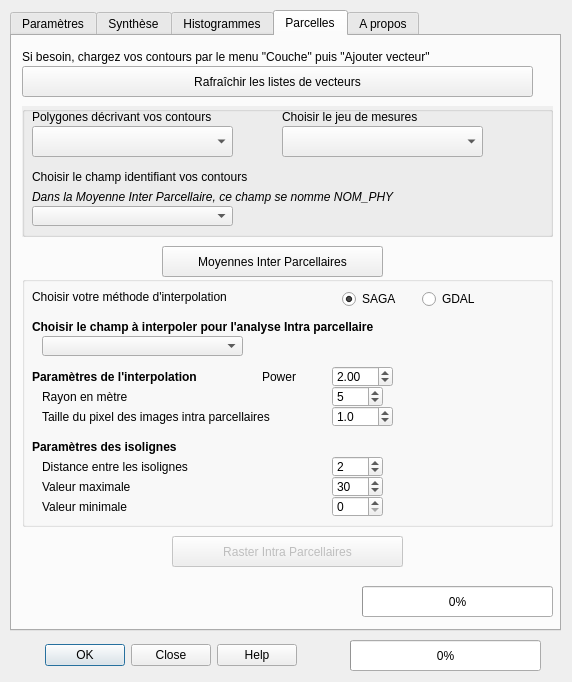
Old version of the form Physiocap_dialog_base.ui in the repository jhemmi/QgisPhysiocapPlugin.
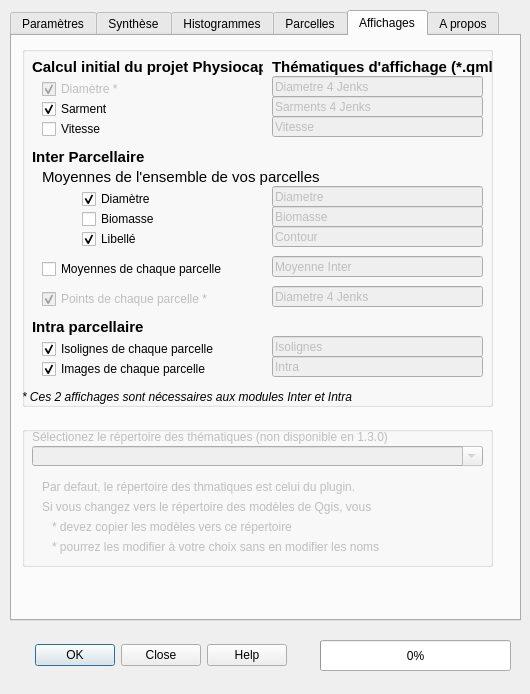
New version of the form. The open tabs and pages were chosen to show the change.

Commit message: 1.3.0b Intra

The edit to the form file:
```diff
--- a/Physiocap_dialog_base.ui
+++ b/Physiocap_dialog_base.ui
@@ -6,8 +6,8 @@
    <rect>
     <x>0</x>
     <y>0</y>
-    <width>572</width>
-    <height>682</height>
+    <width>530</width>
+    <height>694</height>
    </rect>
   </property>
   <property name="windowTitle">
@@ -16,7 +16,7 @@
   <widget class="QDialogButtonBox" name="buttonBox">
    <property name="geometry">
     <rect>
-     <x>20</x>
+     <x>10</x>
      <y>640</y>
      <width>301</width>
      <height>31</height>
@@ -40,8 +40,8 @@
     <rect>
      <x>10</x>
      <y>10</y>
-     <width>551</width>
-     <height>621</height>
+     <width>511</width>
+     <height>611</height>
     </rect>
    </property>
    <property name="toolTip">
@@ -790,7 +790,7 @@
       <rect>
        <x>10</x>
        <y>70</y>
-       <width>531</width>
+       <width>481</width>
        <height>131</height>
       </rect>
      </property>
@@ -847,7 +847,7 @@
        <rect>
         <x>260</x>
         <y>0</y>
-        <width>271</width>
+        <width>201</width>
         <height>21</height>
        </rect>
       </property>
@@ -911,7 +911,7 @@
       <rect>
        <x>10</x>
        <y>30</y>
-       <width>511</width>
+       <width>451</width>
        <height>31</height>
       </rect>
      </property>
@@ -927,7 +927,7 @@
       <rect>
        <x>10</x>
        <y>10</y>
-       <width>521</width>
+       <width>501</width>
        <height>21</height>
       </rect>
      </property>
@@ -938,8 +938,8 @@
     <widget class="QPushButton" name="ButtonInter">
      <property name="geometry">
       <rect>
-       <x>150</x>
-       <y>210</y>
+       <x>260</x>
+       <y>200</y>
        <width>221</width>
        <height>31</height>
       </rect>
@@ -985,7 +985,7 @@
       <bool>true</bool>
      </property>
      <property name="text">
-      <string>Moyennes Inter Parcellaires</string>
+      <string>Moyennes Inter Parcellaire</string>
      </property>
     </widget>
     <widget class="QGroupBox" name="groupBoxIntra">
@@ -994,10 +994,10 @@
      </property>
      <property name="geometry">
       <rect>
-       <x>10</x>
+       <x>0</x>
        <y>240</y>
-       <width>531</width>
-       <height>251</height>
+       <width>481</width>
+       <height>261</height>
       </rect>
      </property>
      <property name="styleSheet">
@@ -1079,8 +1079,8 @@
      <widget class="QLabel" name="lab_82">
       <property name="geometry">
        <rect>
-        <x>20</x>
-        <y>200</y>
+        <x>310</x>
+        <y>180</y>
         <width>161</width>
         <height>21</height>
        </rect>
@@ -1111,9 +1111,9 @@
      <widget class="QSpinBox" name="spinBoxIsoMax">
       <property name="geometry">
        <rect>
-        <x>310</x>
+        <x>330</x>
         <y>200</y>
-        <width>51</width>
+        <width>71</width>
         <height>21</height>
        </rect>
       </property>
@@ -1121,7 +1121,7 @@
        <number>5</number>
       </property>
       <property name="maximum">
-       <number>1500</number>
+       <number>3000</number>
       </property>
       <property name="singleStep">
        <number>1</number>
@@ -1133,36 +1133,14 @@
      <widget class="QLabel" name="lab_83">
       <property name="geometry">
        <rect>
-        <x>20</x>
-        <y>180</y>
-        <width>211</width>
+        <x>10</x>
+        <y>230</y>
+        <width>261</width>
         <height>21</height>
        </rect>
       </property>
       <property name="text">
-       <string>Distance entre les isolignes</string>
-      </property>
-     </widget>
-     <widget class="QSpinBox" name="spinBoxIntervalles">
-      <property name="geometry">
-       <rect>
-        <x>310</x>
-        <y>180</y>
-        <width>51</width>
-        <height>21</height>
-       </rect>
-      </property>
-      <property name="minimum">
-       <number>0</number>
-      </property>
-      <property name="maximum">
-       <number>500</number>
-      </property>
-      <property name="singleStep">
-       <number>1</number>
-      </property>
-      <property name="value">
-       <number>2</number>
+       <string>Calcul de la distance entre les isolignes</string>
       </property>
      </widget>
      <widget class="QLabel" name="lab_70">
@@ -1201,6 +1179,9 @@
       </property>
      </widget>
      <widget class="QDoubleSpinBox" name="spinBoxPower">
+      <property name="enabled">
+       <bool>false</bool>
+      </property>
       <property name="geometry">
        <rect>
         <x>310</x>
@@ -1226,6 +1207,9 @@
       </property>
      </widget>
      <widget class="QLabel" name="lab_78">
+      <property name="enabled">
+       <bool>false</bool>
+      </property>
       <property name="geometry">
        <rect>
         <x>240</x>
@@ -1308,9 +1292,9 @@
      <widget class="QLabel" name="lab_81">
       <property name="geometry">
        <rect>
-        <x>20</x>
-        <y>220</y>
-        <width>161</width>
+        <x>10</x>
+        <y>180</y>
+        <width>111</width>
         <height>21</height>
        </rect>
       </property>
@@ -1321,8 +1305,43 @@
      <widget class="QSpinBox" name="spinBoxIsoMin">
       <property name="geometry">
        <rect>
-        <x>310</x>
-        <y>220</y>
+        <x>40</x>
+        <y>200</y>
+        <width>61</width>
+        <height>21</height>
+       </rect>
+      </property>
+      <property name="minimum">
+       <number>0</number>
+      </property>
+      <property name="maximum">
+       <number>500</number>
+      </property>
+      <property name="singleStep">
+       <number>1</number>
+      </property>
+      <property name="value">
+       <number>5</number>
+      </property>
+     </widget>
+     <widget class="QLabel" name="lab_82">
+      <property name="geometry">
+       <rect>
+        <x>140</x>
+        <y>180</y>
+        <width>211</width>
+        <height>21</height>
+       </rect>
+      </property>
+      <property name="text">
+       <string>Nombre d' isolignes</string>
+      </property>
+     </widget>
+     <widget class="QSpinBox" name="spinBoxNombreIso">
+      <property name="geometry">
+       <rect>
+        <x>180</x>
+        <y>200</y>
         <width>51</width>
         <height>21</height>
        </rect>
@@ -1331,13 +1350,42 @@
        <number>0</number>
       </property>
       <property name="maximum">
-       <number>5</number>
+       <number>10</number>
       </property>
       <property name="singleStep">
        <number>1</number>
       </property>
       <property name="value">
-       <number>0</number>
+       <number>5</number>
+      </property>
+     </widget>
+     <widget class="QLineEdit" name="lineEditDistanceIso">
+      <property name="enabled">
+       <bool>true</bool>
+      </property>
+      <property name="geometry">
+       <rect>
+        <x>290</x>
+        <y>230</y>
+        <width>91</width>
+        <height>28</height>
+       </rect>
+      </property>
+      <property name="font">
+       <font>
+        <pointsize>12</pointsize>
+        <weight>75</weight>
+        <bold>true</bold>
+       </font>
+      </property>
+      <property name="inputMethodHints">
+       <set>Qt::ImhDialableCharactersOnly</set>
+      </property>
+      <property name="maxLength">
+       <number>50</number>
+      </property>
+      <property name="dragEnabled">
+       <bool>true</bool>
       </property>
      </widget>
     </widget>
@@ -1347,9 +1395,9 @@
      </property>
      <property name="geometry">
       <rect>
-       <x>160</x>
-       <y>500</y>
-       <width>231</width>
+       <x>260</x>
+       <y>510</y>
+       <width>221</width>
        <height>31</height>
       </rect>
      </property>
@@ -1394,21 +1442,726 @@
       <bool>true</bool>
      </property>
      <property name="text">
-      <string>Raster Intra Parcellaires</string>
+      <string>Images Intra Parcellaire</string>
      </property>
     </widget>
-    <widget class="QProgressBar" name="progressBarParcelle">
+   </widget>
+   <widget class="QWidget" name="tabAffichages">
+    <attribute name="title">
+     <string>Affichages</string>
+    </attribute>
+    <widget class="QGroupBox" name="groupBoxAffichages">
      <property name="geometry">
       <rect>
-       <x>350</x>
-       <y>550</y>
-       <width>191</width>
-       <height>31</height>
+       <x>10</x>
+       <y>10</y>
+       <width>471</width>
+       <height>361</height>
       </rect>
      </property>
-     <property name="value">
-      <number>0</number>
+     <property name="title">
+      <string/>
      </property>
+     <widget class="QCheckBox" name="checkBoxDiametre">
+      <property name="enabled">
+       <bool>false</bool>
+      </property>
+      <property name="geometry">
+       <rect>
+        <x>20</x>
+        <y>30</y>
+        <width>151</width>
+        <height>26</height>
+       </rect>
+      </property>
+      <property name="text">
+       <string>Diamètre *</string>
+      </property>
+      <property name="checked">
+       <bool>true</bool>
+      </property>
+     </widget>
+     <widget class="QLabel" name="label_200">
+      <property name="geometry">
+       <rect>
+        <x>10</x>
+        <y>10</y>
+        <width>231</width>
+        <height>21</height>
+       </rect>
+      </property>
+      <property name="font">
+       <font>
+        <pointsize>11</pointsize>
+        <weight>75</weight>
+        <bold>true</bold>
+       </font>
+      </property>
+      <property name="text">
+       <string>Calcul initial du projet Physiocap</string>
+      </property>
+     </widget>
+     <widget class="QLineEdit" name="lineEditThematiqueDiametre">
+      <property name="enabled">
+       <bool>false</bool>
+      </property>
+      <property name="geometry">
+       <rect>
+        <x>250</x>
+        <y>30</y>
+        <width>211</width>
+        <height>21</height>
+       </rect>
+      </property>
+      <property name="font">
+       <font>
+        <pointsize>9</pointsize>
+       </font>
+      </property>
+      <property name="inputMethodHints">
+       <set>Qt::ImhDialableCharactersOnly</set>
+      </property>
+      <property name="text">
+       <string>Diametre 4 Jenks</string>
+      </property>
+      <property name="maxLength">
+       <number>50</number>
+      </property>
+      <property name="dragEnabled">
+       <bool>true</bool>
+      </property>
+     </widget>
+     <widget class="QCheckBox" name="checkBoxSarment">
+      <property name="geometry">
+       <rect>
+        <x>20</x>
+        <y>50</y>
+        <width>151</width>
+        <height>26</height>
+       </rect>
+      </property>
+      <property name="text">
+       <string>Sarment</string>
+      </property>
+      <property name="checked">
+       <bool>true</bool>
+      </property>
+     </widget>
+     <widget class="QCheckBox" name="checkBoxVitesse">
+      <property name="geometry">
+       <rect>
+        <x>20</x>
+        <y>70</y>
+        <width>151</width>
+        <height>26</height>
+       </rect>
+      </property>
+      <property name="text">
+       <string>Vitesse</string>
+      </property>
+     </widget>
+     <widget class="QLabel" name="label_201">
+      <property name="geometry">
+       <rect>
+        <x>250</x>
+        <y>10</y>
+        <width>231</width>
+        <height>21</height>
+       </rect>
+      </property>
+      <property name="font">
+       <font>
+        <pointsize>11</pointsize>
+        <weight>75</weight>
+        <bold>true</bold>
+       </font>
+      </property>
+      <property name="text">
+       <string>Thématiques d'affichage (*.qml)</string>
+      </property>
+     </widget>
+     <widget class="QLineEdit" name="lineEditThematiqueSarment">
+      <property name="enabled">
+       <bool>false</bool>
+      </property>
+      <property name="geometry">
+       <rect>
+        <x>250</x>
+        <y>50</y>
+        <width>211</width>
+        <height>21</height>
+       </rect>
+      </property>
+      <property name="font">
+       <font>
+        <pointsize>9</pointsize>
+       </font>
+      </property>
+      <property name="inputMethodHints">
+       <set>Qt::ImhDialableCharactersOnly</set>
+      </property>
+      <property name="text">
+       <string>Sarments 4 Jenks</string>
+      </property>
+      <property name="maxLength">
+       <number>50</number>
+      </property>
+      <property name="dragEnabled">
+       <bool>true</bool>
+      </property>
+     </widget>
+     <widget class="QLineEdit" name="lineEditThematiqueVitesse">
+      <property name="enabled">
+       <bool>false</bool>
+      </property>
+      <property name="geometry">
+       <rect>
+        <x>250</x>
+        <y>70</y>
+        <width>211</width>
+        <height>21</height>
+       </rect>
+      </property>
+      <property name="font">
+       <font>
+        <pointsize>9</pointsize>
+       </font>
+      </property>
+      <property name="inputMethodHints">
+       <set>Qt::ImhDialableCharactersOnly</set>
+      </property>
+      <property name="text">
+       <string>Vitesse</string>
+      </property>
+      <property name="maxLength">
+       <number>50</number>
+      </property>
+      <property name="dragEnabled">
+       <bool>true</bool>
+      </property>
+     </widget>
+     <widget class="QLineEdit" name="lineEditThematiqueInterBiomasse">
+      <property name="enabled">
+       <bool>false</bool>
+      </property>
+      <property name="geometry">
+       <rect>
+        <x>250</x>
+        <y>160</y>
+        <width>211</width>
+        <height>21</height>
+       </rect>
+      </property>
+      <property name="font">
+       <font>
+        <pointsize>9</pointsize>
+       </font>
+      </property>
+      <property name="inputMethodHints">
+       <set>Qt::ImhDialableCharactersOnly</set>
+      </property>
+      <property name="text">
+       <string>Biomasse</string>
+      </property>
+      <property name="maxLength">
+       <number>50</number>
+      </property>
+      <property name="dragEnabled">
+       <bool>true</bool>
+      </property>
+     </widget>
+     <widget class="QLineEdit" name="lineEditThematiqueInterDiametre">
+      <property name="enabled">
+       <bool>false</bool>
+      </property>
+      <property name="geometry">
+       <rect>
+        <x>250</x>
+        <y>140</y>
+        <width>211</width>
+        <height>21</height>
+       </rect>
+      </property>
+      <property name="font">
+       <font>
+        <pointsize>9</pointsize>
+       </font>
+      </property>
+      <property name="inputMethodHints">
+       <set>Qt::ImhDialableCharactersOnly</set>
+      </property>
+      <property name="text">
+       <string>Diametre</string>
+      </property>
+      <property name="maxLength">
+       <number>50</number>
+      </property>
+      <property name="dragEnabled">
+       <bool>true</bool>
+      </property>
+     </widget>
+     <widget class="QCheckBox" name="checkBoxInterBiomasse">
+      <property name="geometry">
+       <rect>
+        <x>60</x>
+        <y>160</y>
+        <width>151</width>
+        <height>26</height>
+       </rect>
+      </property>
+      <property name="text">
+       <string>Biomasse</string>
+      </property>
+      <property name="checked">
+       <bool>false</bool>
+      </property>
+     </widget>
+     <widget class="QCheckBox" name="checkBoxInterLibelle">
+      <property name="geometry">
+       <rect>
+        <x>60</x>
+        <y>180</y>
+        <width>151</width>
+        <height>26</height>
+       </rect>
+      </property>
+      <property name="text">
+       <string>Libellé</string>
+      </property>
+      <property name="checked">
+       <bool>true</bool>
+      </property>
+     </widget>
+     <widget class="QLabel" name="label_205">
+      <property name="geometry">
+       <rect>
+        <x>10</x>
+        <y>100</y>
+        <width>231</width>
+        <height>21</height>
+       </rect>
+      </property>
+      <property name="font">
+       <font>
+        <pointsize>11</pointsize>
+        <weight>75</weight>
+        <bold>true</bold>
+       </font>
+      </property>
+      <property name="text">
+       <string>Inter Parcellaire</string>
+      </property>
+     </widget>
+     <widget class="QCheckBox" name="checkBoxInterDiametre">
+      <property name="geometry">
+       <rect>
+        <x>60</x>
+        <y>140</y>
+        <width>151</width>
+        <height>26</height>
+       </rect>
+      </property>
+      <property name="text">
+       <string>Diamètre</string>
+      </property>
+      <property name="checked">
+       <bool>true</bool>
+      </property>
+     </widget>
+     <widget class="QLineEdit" name="lineEditThematiqueInterLibelle">
+      <property name="enabled">
+       <bool>false</bool>
+      </property>
+      <property name="geometry">
+       <rect>
+        <x>250</x>
+        <y>180</y>
+        <width>211</width>
+        <height>21</height>
+       </rect>
+      </property>
+      <property name="font">
+       <font>
+        <pointsize>9</pointsize>
+       </font>
+      </property>
+      <property name="inputMethodHints">
+       <set>Qt::ImhDialableCharactersOnly</set>
+      </property>
+      <property name="text">
+       <string>Contour</string>
+      </property>
+      <property name="maxLength">
+       <number>50</number>
+      </property>
+      <property name="dragEnabled">
+       <bool>true</bool>
+      </property>
+     </widget>
+     <widget class="QLabel" name="label_206">
+      <property name="geometry">
+       <rect>
+        <x>20</x>
+        <y>120</y>
+        <width>291</width>
+        <height>21</height>
+       </rect>
+      </property>
+      <property name="font">
+       <font>
+        <pointsize>11</pointsize>
+        <weight>50</weight>
+        <bold>false</bold>
+       </font>
+      </property>
+      <property name="text">
+       <string>Moyennes de l'ensemble de vos parcelles</string>
+      </property>
+     </widget>
+     <widget class="QCheckBox" name="checkBoxInterMoyennes">
+      <property name="geometry">
+       <rect>
+        <x>20</x>
+        <y>210</y>
+        <width>251</width>
+        <height>26</height>
+       </rect>
+      </property>
+      <property name="text">
+       <string>Moyennes de chaque parcelle</string>
+      </property>
+      <property name="checked">
+       <bool>false</bool>
+      </property>
+     </widget>
+     <widget class="QLineEdit" name="lineEditThematiqueInterMoyenne">
+      <property name="enabled">
+       <bool>false</bool>
+      </property>
+      <property name="geometry">
+       <rect>
+        <x>250</x>
+        <y>210</y>
+        <width>211</width>
+        <height>21</height>
+       </rect>
+      </property>
+      <property name="font">
+       <font>
+        <pointsize>9</pointsize>
+       </font>
+      </property>
+      <property name="inputMethodHints">
+       <set>Qt::ImhDialableCharactersOnly</set>
+      </property>
+      <property name="text">
+       <string>Moyenne Inter</string>
+      </property>
+      <property name="maxLength">
+       <number>50</number>
+      </property>
+      <property name="dragEnabled">
+       <bool>true</bool>
+      </property>
+     </widget>
+     <widget class="QCheckBox" name="checkBoxInterPoints">
+      <property name="enabled">
+       <bool>false</bool>
+      </property>
+      <property name="geometry">
+       <rect>
+        <x>20</x>
+        <y>240</y>
+        <width>221</width>
+        <height>26</height>
+       </rect>
+      </property>
+      <property name="text">
+       <string>Points de chaque parcelle *</string>
+      </property>
+      <property name="checked">
+       <bool>true</bool>
+      </property>
+     </widget>
+     <widget class="QLineEdit" name="lineEditThematiqueInterPoints">
+      <property name="enabled">
+       <bool>false</bool>
+      </property>
+      <property name="geometry">
+       <rect>
+        <x>250</x>
+        <y>240</y>
+        <width>211</width>
+        <height>21</height>
+       </rect>
+      </property>
+      <property name="font">
+       <font>
+        <pointsize>9</pointsize>
+       </font>
+      </property>
+      <property name="inputMethodHints">
+       <set>Qt::ImhDialableCharactersOnly</set>
+      </property>
+      <property name="text">
+       <string>Diametre 4 Jenks</string>
+      </property>
+      <property name="maxLength">
+       <number>50</number>
+      </property>
+      <property name="dragEnabled">
+       <bool>true</bool>
+      </property>
+     </widget>
+     <widget class="QLineEdit" name="lineEditThematiqueIntraImage">
+      <property name="enabled">
+       <bool>false</bool>
+      </property>
+      <property name="geometry">
+       <rect>
+        <x>250</x>
+        <y>310</y>
+        <width>211</width>
+        <height>21</height>
+       </rect>
+      </property>
+      <property name="font">
+       <font>
+        <pointsize>9</pointsize>
+       </font>
+      </property>
+      <property name="inputMethodHints">
+       <set>Qt::ImhDialableCharactersOnly</set>
+      </property>
+      <property name="text">
+       <string>Intra</string>
+      </property>
+      <property name="maxLength">
+       <number>50</number>
+      </property>
+      <property name="dragEnabled">
+       <bool>true</bool>
+      </property>
+     </widget>
+     <widget class="QLineEdit" name="lineEditThematiqueIntraIso">
+      <property name="enabled">
+       <bool>false</bool>
+      </property>
+      <property name="geometry">
+       <rect>
+        <x>250</x>
+        <y>290</y>
+        <width>211</width>
+        <height>21</height>
+       </rect>
+      </property>
+      <property name="font">
+       <font>
+        <pointsize>9</pointsize>
+       </font>
+      </property>
+      <property name="inputMethodHints">
+       <set>Qt::ImhDialableCharactersOnly</set>
+      </property>
+      <property name="text">
+       <string>Isolignes</string>
+      </property>
+      <property name="maxLength">
+       <number>50</number>
+      </property>
+      <property name="dragEnabled">
+       <bool>true</bool>
+      </property>
+     </widget>
+     <widget class="QCheckBox" name="checkBoxIntraImages">
+      <property name="geometry">
+       <rect>
+        <x>20</x>
+        <y>310</y>
+        <width>211</width>
+        <height>26</height>
+       </rect>
+      </property>
+      <property name="text">
+       <string>Images de chaque parcelle</string>
+      </property>
+      <property name="checked">
+       <bool>true</bool>
+      </property>
+     </widget>
+     <widget class="QLabel" name="label_210">
+      <property name="geometry">
+       <rect>
+        <x>10</x>
+        <y>270</y>
+        <width>231</width>
+        <height>21</height>
+       </rect>
+      </property>
+      <property name="font">
+       <font>
+        <pointsize>11</pointsize>
+        <weight>75</weight>
+        <bold>true</bold>
+       </font>
+      </property>
+      <property name="text">
+       <string>Intra parcellaire</string>
+      </property>
+     </widget>
+     <widget class="QCheckBox" name="checkBoxIntraIsos">
+      <property name="geometry">
+       <rect>
+        <x>20</x>
+        <y>290</y>
+        <width>211</width>
+        <height>26</height>
+       </rect>
+      </property>
+      <property name="text">
+       <string>Isolignes de chaque parcelle</string>
+      </property>
+      <property name="checked">
+       <bool>true</bool>
+      </property>
+     </widget>
+     <widget class="QLabel" name="lab_211">
+      <property name="enabled">
+       <bool>true</bool>
+      </property>
+      <property name="geometry">
+       <rect>
+        <x>0</x>
+        <y>340</y>
+        <width>451</width>
+        <height>21</height>
+       </rect>
+      </property>
+      <property name="font">
+       <font>
+        <pointsize>9</pointsize>
+        <italic>true</italic>
+       </font>
+      </property>
+      <property name="text">
+       <string>* Ces 2 affichages sont nécessaires aux modules Inter et Intra</string>
+      </property>
+     </widget>
+    </widget>
+    <widget class="QGroupBox" name="groupBoxThematique">
+     <property name="geometry">
+      <rect>
+       <x>10</x>
+       <y>390</y>
+       <width>471</width>
+       <height>141</height>
+      </rect>
+     </property>
+     <property name="title">
+      <string/>
+     </property>
+     <widget class="QLabel" name="lab_190">
+      <property name="enabled">
+       <bool>false</bool>
+      </property>
+      <property name="geometry">
+       <rect>
+        <x>10</x>
+        <y>0</y>
+        <width>451</width>
+        <height>21</height>
+       </rect>
+      </property>
+      <property name="text">
+       <string>Sélectionez le répertoire des thématiques (non disponible en 1.3.0)</string>
+      </property>
+     </widget>
+     <widget class="QComboBox" name="fieldComboThematique">
+      <property name="enabled">
+       <bool>false</bool>
+      </property>
+      <property name="geometry">
+       <rect>
+        <x>10</x>
+        <y>20</y>
+        <width>451</width>
+        <height>20</height>
+       </rect>
+      </property>
+      <property name="editable">
+       <bool>true</bool>
+      </property>
+      <property name="currentIndex">
+       <number>-1</number>
+      </property>
+      <property name="minimumContentsLength">
+       <number>1</number>
+      </property>
+     </widget>
+     <widget class="QLabel" name="lab_192">
+      <property name="enabled">
+       <bool>false</bool>
+      </property>
+      <property name="geometry">
+       <rect>
+        <x>20</x>
+        <y>70</y>
+        <width>421</width>
+        <height>21</height>
+       </rect>
+      </property>
+      <property name="text">
+       <string>Si vous changez vers le répertoire des modèles de Qgis, vous</string>
+      </property>
+     </widget>
+     <widget class="QLabel" name="lab_191">
+      <property name="enabled">
+       <bool>false</bool>
+      </property>
+      <property name="geometry">
+       <rect>
+        <x>20</x>
+        <y>50</y>
+        <width>421</width>
+        <height>21</height>
+       </rect>
+      </property>
+      <property name="text">
+       <string>Par defaut, le répertoire des thmatiques est celui du plugin.</string>
+      </property>
+     </widget>
+     <widget class="QLabel" name="lab_194">
+      <property name="enabled">
+       <bool>false</bool>
+      </property>
+      <property name="geometry">
+       <rect>
+        <x>30</x>
+        <y>110</y>
+        <width>421</width>
+        <height>21</height>
+       </rect>
+      </property>
+      <property name="text">
+       <string>* pourrez les modifier à votre choix sans en modifier les noms</string>
+      </property>
+     </widget>
+     <widget class="QLabel" name="lab_193">
+      <property name="enabled">
+       <bool>false</bool>
+      </property>
+      <property name="geometry">
+       <rect>
+        <x>30</x>
+        <y>90</y>
+        <width>421</width>
+        <height>21</height>
+       </rect>
+      </property>
+      <property name="text">
+       <string>* devez copier les modèles vers ce répertoire</string>
+      </property>
+     </widget>
     </widget>
    </widget>
    <widget class="QWidget" name="tabAide">
@@ -1604,7 +2357,7 @@
   <widget class="QProgressBar" name="progressBar">
    <property name="geometry">
     <rect>
-     <x>350</x>
+     <x>320</x>
      <y>640</y>
      <width>191</width>
      <height>31</height>
```
Left out of the diff: 10 changed lines with no effect on the pictures. The commit also changes 11 other files.
